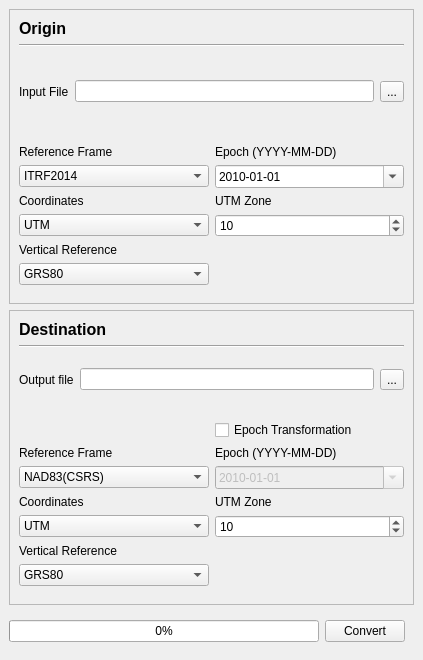
The window that las_trx/resources/mainwindow.ui (HakaiInstitute/LAS-TRX) describes before a commit, drawn with Qt 5.
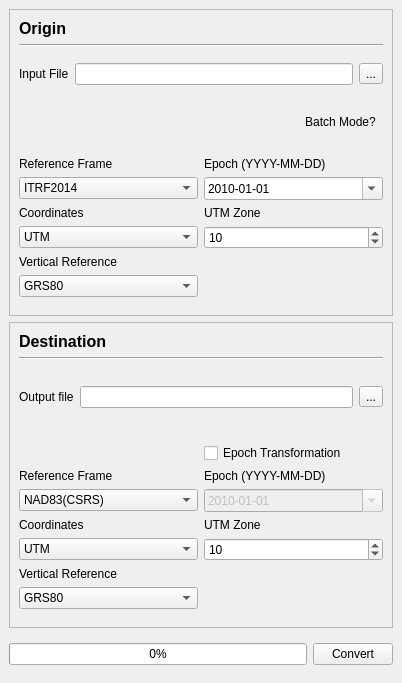
The same window after the commit.

Commit message: Add help popup for batch mode

```diff
--- a/las_trx/resources/mainwindow.ui
+++ b/las_trx/resources/mainwindow.ui
@@ -6,8 +6,8 @@
    <rect>
     <x>0</x>
     <y>0</y>
-    <width>423</width>
-    <height>660</height>
+    <width>402</width>
+    <height>683</height>
    </rect>
   </property>
   <property name="windowTitle">
@@ -83,6 +83,56 @@
          </layout>
         </widget>
        </item>
+       <item>
+        <widget class="QWidget" name="widget" native="true">
+         <layout class="QHBoxLayout" name="horizontalLayout_3">
+          <property name="leftMargin">
+           <number>0</number>
+          </property>
+          <property name="topMargin">
+           <number>0</number>
+          </property>
+          <property name="rightMargin">
+           <number>0</number>
+          </property>
+          <property name="bottomMargin">
+           <number>0</number>
+          </property>
+          <item>
+           <spacer name="horizontalSpacer">
+            <property name="orientation">
+             <enum>Qt::Horizontal</enum>
+            </property>
+            <property name="sizeHint" stdset="0">
+             <size>
+              <width>40</width>
+              <height>20</height>
+             </size>
+            </property>
+           </spacer>
+          </item>
+          <item>
+           <widget class="QToolButton" name="toolButton_help">
+            <property name="layoutDirection">
+             <enum>Qt::LeftToRight</enum>
+            </property>
+            <property name="autoFillBackground">
+             <bool>false</bool>
+            </property>
+            <property name="text">
+             <string>Batch Mode?</string>
+            </property>
+            <property name="toolButtonStyle">
+             <enum>Qt::ToolButtonTextOnly</enum>
+            </property>
+            <property name="autoRaise">
+             <bool>true</bool>
+            </property>
+           </widget>
+          </item>
+         </layout>
+        </widget>
+       </item>
        <item>
         <widget class="QWidget" name="widget_input_options" native="true">
          <layout class="QGridLayout" name="gridLayout">
@@ -223,7 +273,7 @@
               <second>59</second>
               <year>9998</year>
               <month>1</month>
-              <day>6</day>
+              <day>7</day>
              </datetime>
             </property>
             <property name="displayFormat">
@@ -642,6 +692,9 @@
        <property name="leftMargin">
         <number>0</number>
        </property>
+       <property name="rightMargin">
+        <number>0</number>
+       </property>
        <item>
         <widget class="QProgressBar" name="progressBar">
          <property name="value">
```
The commit also changes 2 other files.
